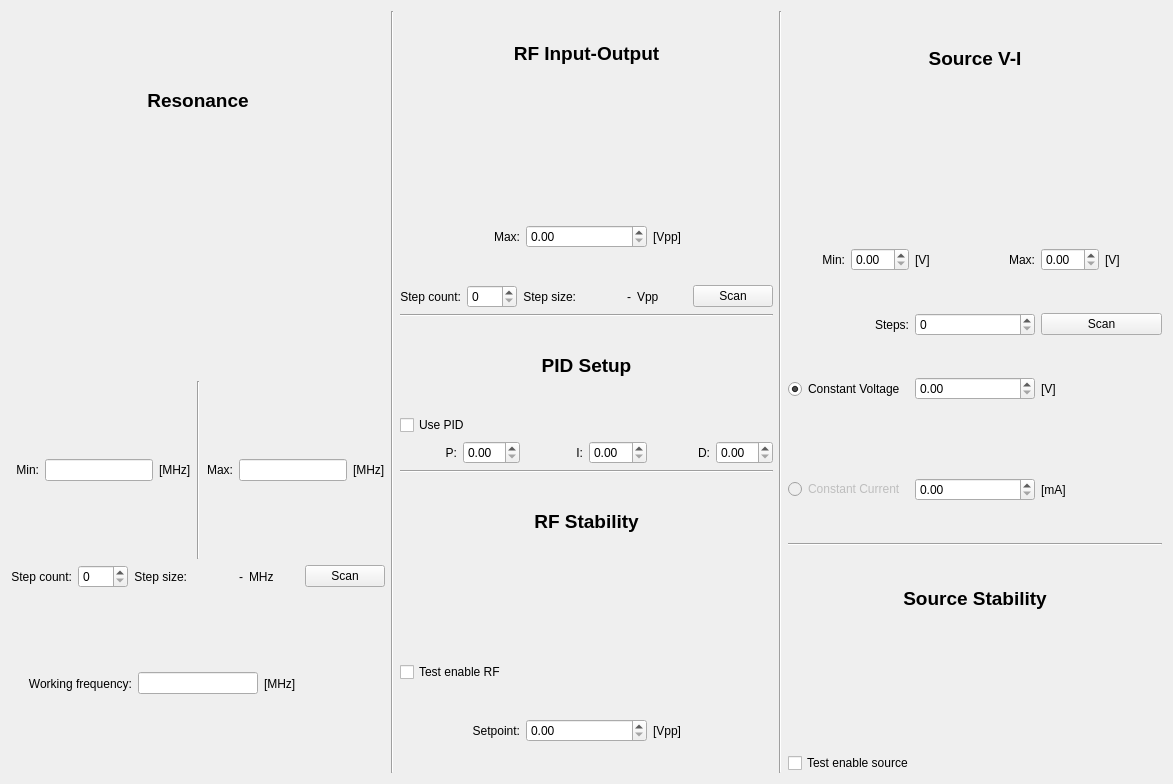
Qt form src/layouts/diagnostic_view.ui (JJendryka/QMS) before a commit.
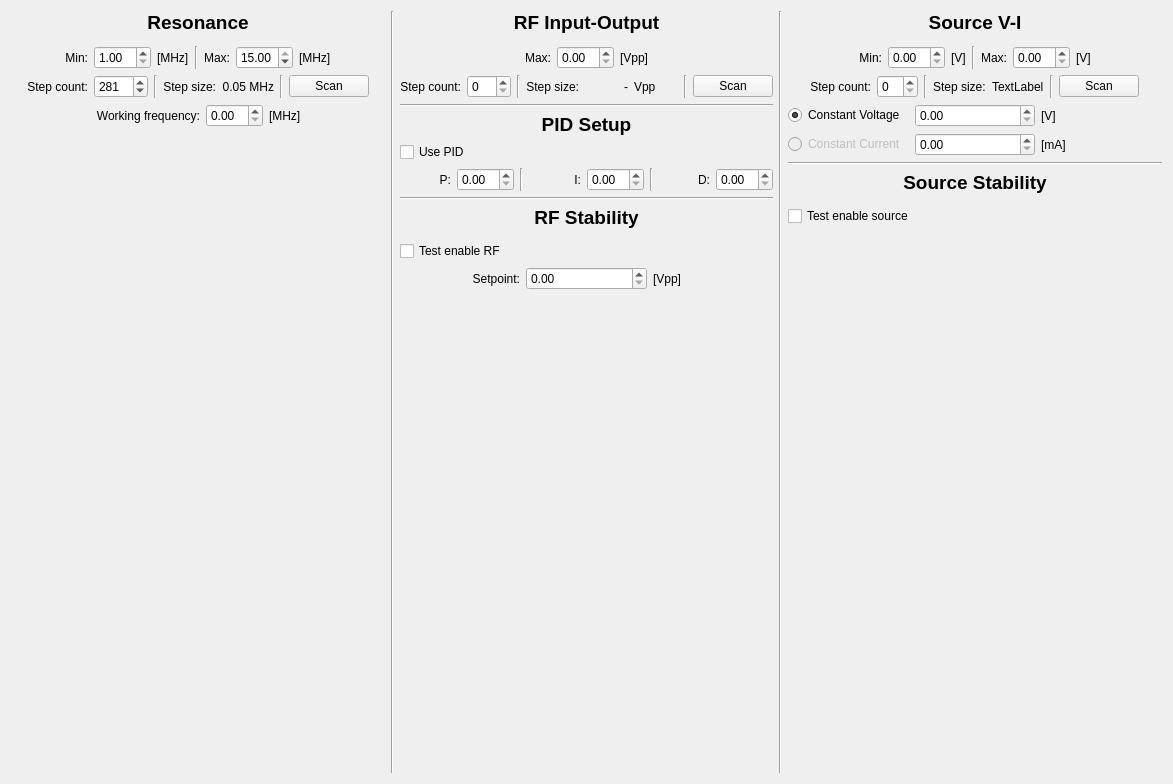
The same form after that commit.

The edit to the form file:
```diff
--- a/src/layouts/diagnostic_view.ui
+++ b/src/layouts/diagnostic_view.ui
@@ -15,7 +15,7 @@
   </property>
   <layout class="QHBoxLayout" name="horizontalLayout" stretch="1,0,1,0,1">
    <item>
-    <layout class="QVBoxLayout" name="verticalLayout_2" stretch="0,0,0,0,0">
+    <layout class="QVBoxLayout" name="verticalLayout_2" stretch="0,0,0,0,0,0">
      <item>
       <widget class="QLabel" name="label">
        <property name="text">
@@ -44,6 +44,19 @@
      </item>
      <item>
       <layout class="QHBoxLayout" name="horizontalLayout_2">
+       <item>
+        <spacer name="horizontalSpacer_6">
+         <property name="orientation">
+          <enum>Qt::Horizontal</enum>
+         </property>
+         <property name="sizeHint" stdset="0">
+          <size>
+           <width>40</width>
+           <height>20</height>
+          </size>
+         </property>
+        </spacer>
+       </item>
        <item>
         <widget class="QLabel" name="label_5">
          <property name="text">
@@ -55,12 +68,12 @@
         </widget>
        </item>
        <item>
-        <widget class="QLineEdit" name="min_frequency_lineedit">
-         <property name="sizePolicy">
-          <sizepolicy hsizetype="Minimum" vsizetype="Fixed">
-           <horstretch>0</horstretch>
-           <verstretch>0</verstretch>
-          </sizepolicy>
+        <widget class="QDoubleSpinBox" name="min_frequency_spinbox">
+         <property name="minimum">
+          <double>1.000000000000000</double>
+         </property>
+         <property name="maximum">
+          <double>15.000000000000000</double>
          </property>
         </widget>
        </item>
@@ -89,12 +102,15 @@
         </widget>
        </item>
        <item>
-        <widget class="QLineEdit" name="max_frequency_lineedit">
-         <property name="sizePolicy">
-          <sizepolicy hsizetype="Minimum" vsizetype="Fixed">
-           <horstretch>0</horstretch>
-           <verstretch>0</verstretch>
-          </sizepolicy>
+        <widget class="QDoubleSpinBox" name="max_frequency_spinbox">
+         <property name="minimum">
+          <double>1.000000000000000</double>
+         </property>
+         <property name="maximum">
+          <double>15.000000000000000</double>
+         </property>
+         <property name="value">
+          <double>15.000000000000000</double>
          </property>
         </widget>
        </item>
@@ -105,10 +121,36 @@
          </property>
         </widget>
        </item>
+       <item>
+        <spacer name="horizontalSpacer">
+         <property name="orientation">
+          <enum>Qt::Horizontal</enum>
+         </property>
+         <property name="sizeHint" stdset="0">
+          <size>
+           <width>40</width>
+           <height>20</height>
+          </size>
+         </property>
+        </spacer>
+       </item>
       </layout>
      </item>
      <item>
       <layout class="QHBoxLayout" name="horizontalLayout_3">
+       <item>
+        <spacer name="horizontalSpacer_4">
+         <property name="orientation">
+          <enum>Qt::Horizontal</enum>
+         </property>
+         <property name="sizeHint" stdset="0">
+          <size>
+           <width>40</width>
+           <height>20</height>
+          </size>
+         </property>
+        </spacer>
+       </item>
        <item>
         <widget class="QLabel" name="label_8">
          <property name="text">
@@ -120,7 +162,24 @@
         </widget>
        </item>
        <item>
-        <widget class="QSpinBox" name="frequency_steps_spinbox"/>
+        <widget class="QSpinBox" name="frequency_steps_spinbox">
+         <property name="minimum">
+          <number>1</number>
+         </property>
+         <property name="maximum">
+          <number>1000</number>
+         </property>
+         <property name="value">
+          <number>281</number>
+         </property>
+        </widget>
+       </item>
+       <item>
+        <widget class="Line" name="line_7">
+         <property name="orientation">
+          <enum>Qt::Vertical</enum>
+         </property>
+        </widget>
        </item>
        <item>
         <widget class="QLabel" name="label_14">
@@ -135,7 +194,7 @@
        <item>
         <widget class="QLabel" name="frequency_step_size_label">
          <property name="text">
-          <string>-</string>
+          <string>0.05 MHz</string>
          </property>
          <property name="alignment">
           <set>Qt::AlignRight|Qt::AlignTrailing|Qt::AlignVCenter</set>
@@ -143,9 +202,9 @@
         </widget>
        </item>
        <item>
-        <widget class="QLabel" name="label_28">
-         <property name="text">
-          <string>MHz</string>
+        <widget class="Line" name="line_8">
+         <property name="orientation">
+          <enum>Qt::Vertical</enum>
          </property>
         </widget>
        </item>
@@ -156,10 +215,36 @@
          </property>
         </widget>
        </item>
+       <item>
+        <spacer name="horizontalSpacer_2">
+         <property name="orientation">
+          <enum>Qt::Horizontal</enum>
+         </property>
+         <property name="sizeHint" stdset="0">
+          <size>
+           <width>40</width>
+           <height>20</height>
+          </size>
+         </property>
+        </spacer>
+       </item>
       </layout>
      </item>
      <item>
       <layout class="QHBoxLayout" name="horizontalLayout_5">
+       <item>
+        <spacer name="horizontalSpacer_5">
+         <property name="orientation">
+          <enum>Qt::Horizontal</enum>
+         </property>
+         <property name="sizeHint" stdset="0">
+          <size>
+           <width>40</width>
+           <height>20</height>
+          </size>
+         </property>
+        </spacer>
+       </item>
        <item>
         <widget class="QLabel" name="label_12">
          <property name="text">
@@ -171,14 +256,7 @@
         </widget>
        </item>
        <item>
-        <widget class="QLineEdit" name="working_frequency_lineedit">
-         <property name="sizePolicy">
-          <sizepolicy hsizetype="Minimum" vsizetype="Fixed">
-           <horstretch>0</horstretch>
-           <verstretch>0</verstretch>
-          </sizepolicy>
-         </property>
-        </widget>
+        <widget class="QDoubleSpinBox" name="working_frequency_spinbox"/>
        </item>
        <item>
         <widget class="QLabel" name="label_13">
@@ -187,8 +265,34 @@
          </property>
         </widget>
        </item>
+       <item>
+        <spacer name="horizontalSpacer_3">
+         <property name="orientation">
+          <enum>Qt::Horizontal</enum>
+         </property>
+         <property name="sizeHint" stdset="0">
+          <size>
+           <width>40</width>
+           <height>20</height>
+          </size>
+         </property>
+        </spacer>
+       </item>
       </layout>
      </item>
+     <item>
+      <spacer name="verticalSpacer">
+       <property name="orientation">
+        <enum>Qt::Vertical</enum>
+       </property>
+       <property name="sizeHint" stdset="0">
+        <size>
+         <width>20</width>
+         <height>40</height>
+        </size>
+       </property>
+      </spacer>
+     </item>
     </layout>
    </item>
    <item>
@@ -215,6 +319,19 @@
      </item>
      <item>
       <layout class="QHBoxLayout" name="horizontalLayout_4">
+       <item>
+        <spacer name="horizontalSpacer_7">
+         <property name="orientation">
+          <enum>Qt::Horizontal</enum>
+         </property>
+         <property name="sizeHint" stdset="0">
+          <size>
+           <width>40</width>
+           <height>20</height>
+          </size>
+         </property>
+        </spacer>
+       </item>
        <item>
         <widget class="QLabel" name="label_9">
          <property name="text">
@@ -235,6 +352,19 @@
          </property>
         </widget>
        </item>
+       <item>
+        <spacer name="horizontalSpacer_8">
+         <property name="orientation">
+          <enum>Qt::Horizontal</enum>
+         </property>
+         <property name="sizeHint" stdset="0">
+          <size>
+           <width>40</width>
+           <height>20</height>
+          </size>
+         </property>
+        </spacer>
+       </item>
       </layout>
      </item>
      <item>
@@ -252,6 +382,13 @@
        <item>
         <widget class="QSpinBox" name="rf_step_count_spinbox"/>
        </item>
+       <item>
+        <widget class="Line" name="line_11">
+         <property name="orientation">
+          <enum>Qt::Vertical</enum>
+         </property>
+        </widget>
+       </item>
        <item>
         <widget class="QLabel" name="label_29">
          <property name="text">
@@ -279,6 +416,13 @@
          </property>
         </widget>
        </item>
+       <item>
+        <widget class="Line" name="line_12">
+         <property name="orientation">
+          <enum>Qt::Vertical</enum>
+         </property>
+        </widget>
+       </item>
        <item>
         <widget class="QPushButton" name="rf_scan_button">
          <property name="text">
@@ -327,6 +471,13 @@
        <item>
         <widget class="QDoubleSpinBox" name="pid_p_spinbox"/>
        </item>
+       <item>
+        <widget class="Line" name="line_9">
+         <property name="orientation">
+          <enum>Qt::Vertical</enum>
+         </property>
+        </widget>
+       </item>
        <item>
         <widget class="QLabel" name="pid_i_spinbox">
          <property name="text">
@@ -340,6 +491,13 @@
        <item>
         <widget class="QDoubleSpinBox" name="doubleSpinBox_2"/>
        </item>
+       <item>
+        <widget class="Line" name="line_10">
+         <property name="orientation">
+          <enum>Qt::Vertical</enum>
+         </property>
+        </widget>
+       </item>
        <item>
         <widget class="QLabel" name="pid_d_spinbox">
          <property name="text">
@@ -406,6 +564,19 @@
        </item>
       </layout>
      </item>
+     <item>
+      <spacer name="verticalSpacer_2">
+       <property name="orientation">
+        <enum>Qt::Vertical</enum>
+       </property>
+       <property name="sizeHint" stdset="0">
+        <size>
+         <width>20</width>
+         <height>40</height>
+        </size>
+       </property>
+      </spacer>
+     </item>
     </layout>
    </item>
    <item>
@@ -432,6 +603,19 @@
      </item>
      <item>
       <layout class="QHBoxLayout" name="horizontalLayout_7">
+       <item>
+        <spacer name="horizontalSpacer_9">
+         <property name="orientation">
+          <enum>Qt::Horizontal</enum>
+         </property>
+         <property name="sizeHint" stdset="0">
+          <size>
+           <width>40</width>
+           <height>20</height>
+          </size>
+         </property>
+        </spacer>
+       </item>
        <item>
         <widget class="QLabel" name="label_17">
          <property name="text">
@@ -452,6 +636,13 @@
          </property>
         </widget>
        </item>
+       <item>
+        <widget class="Line" name="line_13">
+         <property name="orientation">
+          <enum>Qt::Vertical</enum>
+         </property>
+        </widget>
+       </item>
        <item>
         <widget class="QLabel" name="label_16">
          <property name="text">
@@ -472,14 +663,40 @@
          </property>
         </widget>
        </item>
+       <item>
+        <spacer name="horizontalSpacer_10">
+         <property name="orientation">
+          <enum>Qt::Horizontal</enum>
+         </property>
+         <property name="sizeHint" stdset="0">
+          <size>
+           <width>40</width>
+           <height>20</height>
+          </size>
+         </property>
+        </spacer>
+       </item>
       </layout>
      </item>
      <item>
       <layout class="QHBoxLayout" name="horizontalLayout_8">
+       <item>
+        <spacer name="horizontalSpacer_11">
+         <property name="orientation">
+          <enum>Qt::Horizontal</enum>
+         </property>
+         <property name="sizeHint" stdset="0">
+          <size>
+           <width>40</width>
+           <height>20</height>
+          </size>
+         </property>
+        </spacer>
+       </item>
        <item>
         <widget class="QLabel" name="label_20">
          <property name="text">
-          <string>Steps:</string>
+          <string>Step count:</string>
          </property>
          <property name="alignment">
           <set>Qt::AlignRight|Qt::AlignTrailing|Qt::AlignVCenter</set>
@@ -489,6 +706,34 @@
        <item>
         <widget class="QSpinBox" name="source_steps_spinbox"/>
        </item>
+       <item>
+        <widget class="Line" name="line_14">
+         <property name="orientation">
+          <enum>Qt::Vertical</enum>
+         </property>
+        </widget>
+       </item>
+       <item>
+        <widget class="QLabel" name="label_15">
+         <property name="text">
+          <string>Step size:</string>
+         </property>
+        </widget>
+       </item>
+       <item>
+        <widget class="QLabel" name="label_26">
+         <property name="text">
+          <string>TextLabel</string>
+         </property>
+        </widget>
+       </item>
+       <item>
+        <widget class="Line" name="line_15">
+         <property name="orientation">
+          <enum>Qt::Vertical</enum>
+         </property>
+        </widget>
+       </item>
        <item>
         <widget class="QPushButton" name="pushButton_3">
          <property name="text">
@@ -496,6 +741,19 @@
          </property>
         </widget>
        </item>
+       <item>
+        <spacer name="horizontalSpacer_12">
+         <property name="orientation">
+          <enum>Qt::Horizontal</enum>
+         </property>
+         <property name="sizeHint" stdset="0">
+          <size>
+           <width>40</width>
+           <height>20</height>
+          </size>
+         </property>
+        </spacer>
+       </item>
       </layout>
      </item>
      <item>
@@ -579,6 +837,19 @@
        </property>
       </widget>
      </item>
+     <item>
+      <spacer name="verticalSpacer_3">
+       <property name="orientation">
+        <enum>Qt::Vertical</enum>
+       </property>
+       <property name="sizeHint" stdset="0">
+        <size>
+         <width>20</width>
+         <height>40</height>
+        </size>
+       </property>
+      </spacer>
+     </item>
     </layout>
    </item>
   </layout>
```
Left out of the diff: 12 changed lines with no effect on the pictures.
